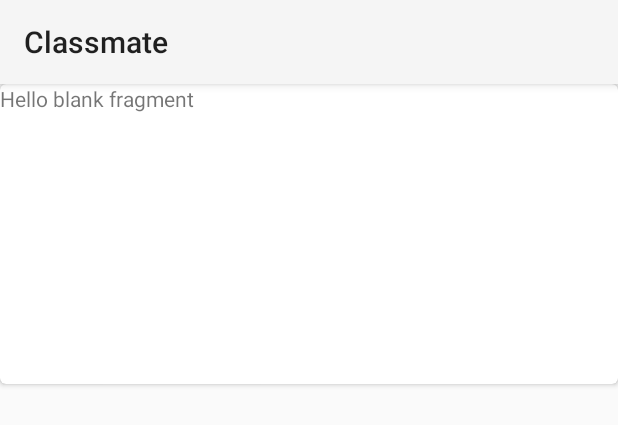
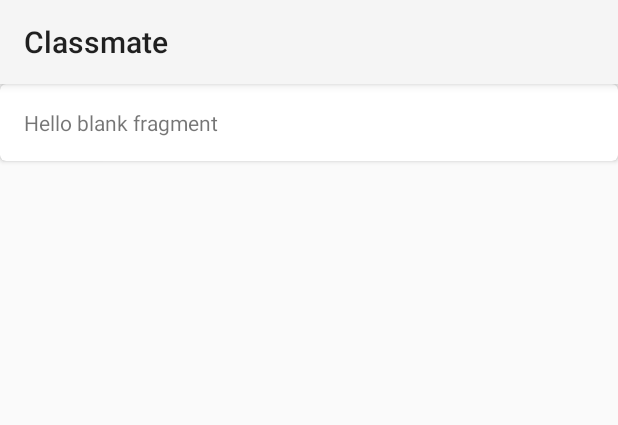
Before and after one commit to colegarien/SDDTermProject, an Android app: the layout fragment_student_response.xml on its own in the app's theme, with its tools: preview values and no code run, on a phone screen of 412 x 824 dp. Shown: the top 425 px of the screen. Run offline under Robolectric (Android 15) with nearby library versions, the phone set to English and light mode, and no system bars.

Commit message:
extract question response card into its own layout
This commit adds some formatting to the question response card layout and extracts it into its own layout file for reusability

```diff
--- a/app/src/main/res/layout/fragment_student_response.xml
+++ b/app/src/main/res/layout/fragment_student_response.xml
@@ -1,23 +1,9 @@
 <FrameLayout xmlns:android="http://schemas.android.com/apk/res/android"
              xmlns:tools="http://schemas.android.com/tools"
-             xmlns:card_view="http://schemas.android.com/apk/res-auto"
              android:layout_width="match_parent"
              android:layout_height="match_parent"
              tools:context="edu.uco.schambers.classmate.Fragments.StudentResponse">
 
-    <!-- TODO: Update blank fragment layout -->
-    <android.support.v7.widget.CardView
-        android:id="@+id/question_response_card"
-        android:layout_width="match_parent"
-        android:layout_height="200dp"
-        card_view:cardCornerRadius="4dp"
-        >
-        <TextView
-            android:layout_width="match_parent"
-            android:layout_height="match_parent"
-            android:layout_gravity="center"
-            android:text="@string/hello_blank_fragment"
-            />
-    </android.support.v7.widget.CardView>
+    <include layout="@layout/question_response_card"/>
 
 </FrameLayout>
--- /dev/null
+++ b/app/src/main/res/layout/question_response_card.xml
@@ -0,0 +1,29 @@
+<?xml version="1.0" encoding="utf-8"?>
+<LinearLayout xmlns:android="http://schemas.android.com/apk/res/android"
+              xmlns:card_view="http://schemas.android.com/apk/res-auto"
+              android:orientation="vertical"
+              android:layout_width="match_parent"
+              android:layout_height="match_parent">
+    <android.support.v7.widget.CardView
+        android:id="@+id/question_response_card"
+        android:layout_width="match_parent"
+        android:layout_height="wrap_content"
+        card_view:cardCornerRadius="4dp"
+        >
+
+        <RelativeLayout
+            android:layout_width="match_parent"
+            android:layout_height="wrap_content"
+            android:padding="16dp"
+            >
+
+            <TextView
+                android:layout_width="match_parent"
+                android:layout_height="wrap_content"
+                android:layout_gravity="center"
+                android:text="@string/hello_blank_fragment"
+                />
+        </RelativeLayout>
+
+    </android.support.v7.widget.CardView>
+</LinearLayout>
```
